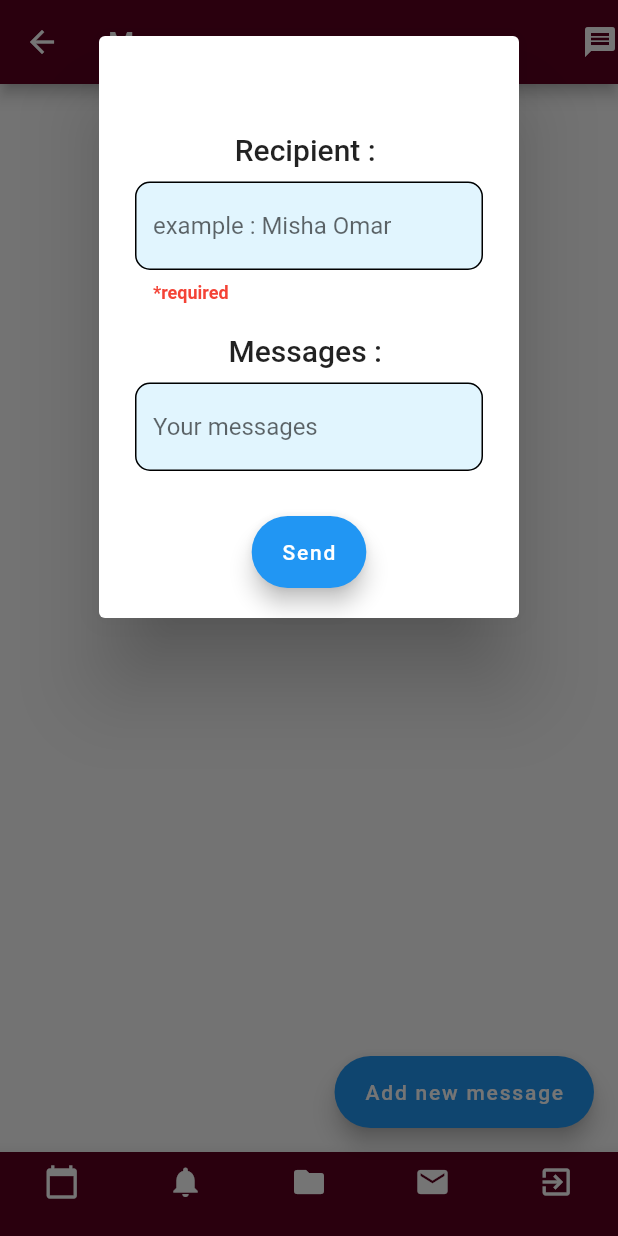
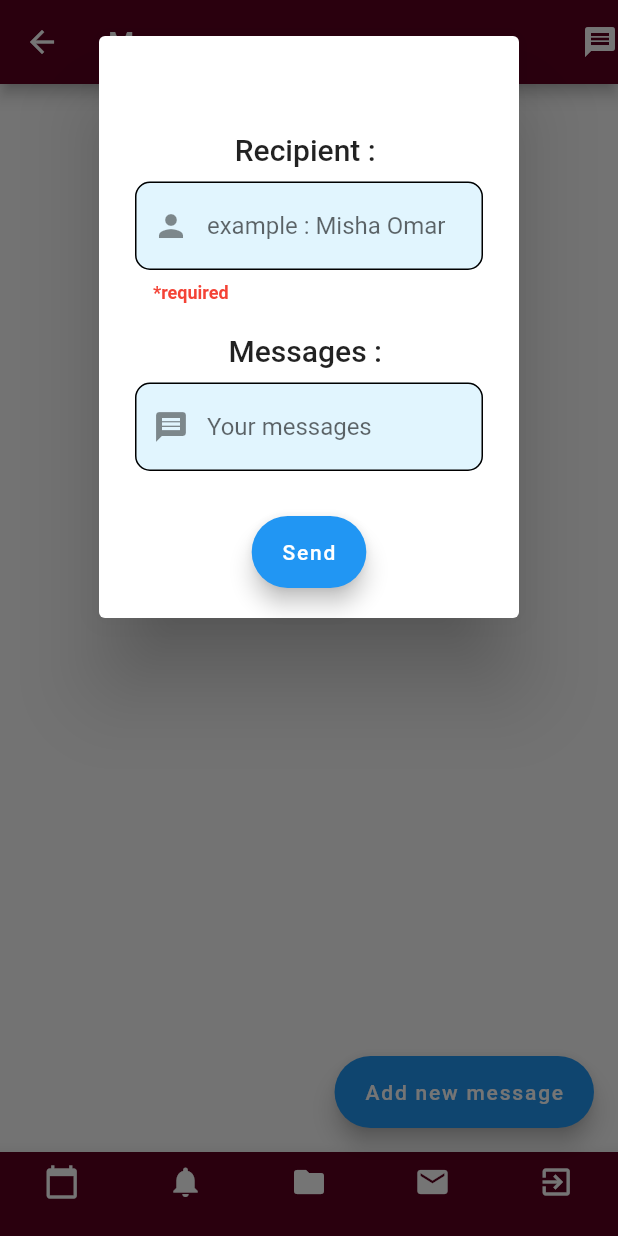
Before and after one commit to The-Brainiacs/elearning, a Flutter app: the MessagesPage screen opened directly, after a tap on "Add new message", on a phone screen of 412 x 824 dp. Run offline on Flutter 3.47's test engine with Material 2 defaults, Android fonts, the phone set to English and light mode, and no system bars; Roboto replaces fonts that are missing (Arial).

Commit message:
add prefix icon in textfield

```diff
--- a/lib/ui/views/messages.dart
+++ b/lib/ui/views/messages.dart
@@ -83,6 +83,7 @@ class _MessagesPageState extends State<MessagesPage> {
                     ],
                   );
                 }),
+
           ),
         ],
       ),
@@ -117,8 +118,10 @@ class _MessagesPageState extends State<MessagesPage> {
                       ),
                       SizedBox(height: 10),
                       new TextField(
+
                         controller: _controller,
                         decoration: InputDecoration(
+                          prefixIcon: Icon(Icons.person),
                             filled: true,
                             fillColor: Colors.lightBlue[50],
                             errorBorder: OutlineInputBorder(
@@ -137,6 +140,7 @@ class _MessagesPageState extends State<MessagesPage> {
 
                           setState(() {});
                         },
+
                       ),
                       SizedBox(height: 20),
                       new Text(
@@ -147,8 +151,11 @@ class _MessagesPageState extends State<MessagesPage> {
                       ),
                       SizedBox(height: 10),
                       new TextField(
+
+                        // maxLines: 4,
                         controller: _controller2,
                         decoration: InputDecoration(
+                          prefixIcon: Icon(Icons.message),
                           filled: true,
                           fillColor: Colors.lightBlue[50],
                           enabledBorder: OutlineInputBorder(
```
